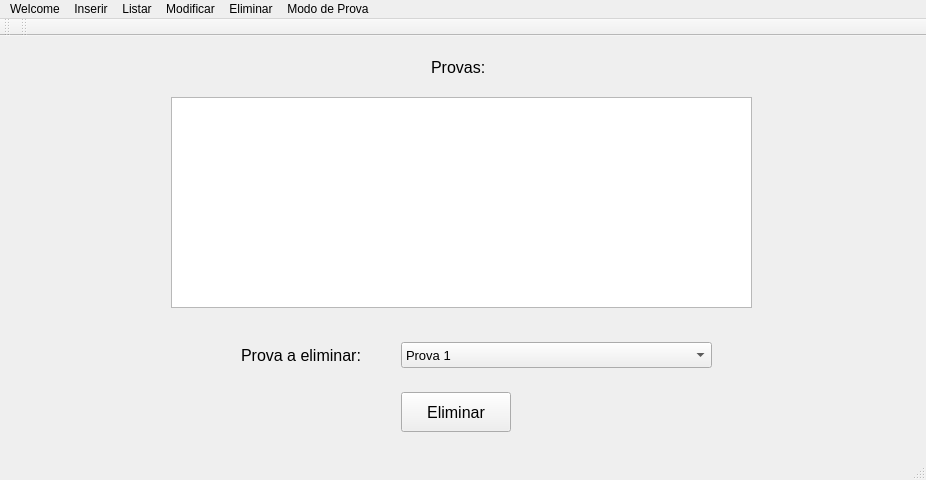
This is si/qt/gamelic_qt/mainwindow.ui in Wultyc/ISEP_1718_2A2S_LSIS1 as Qt 5 draws it before an edit. The edited form follows.
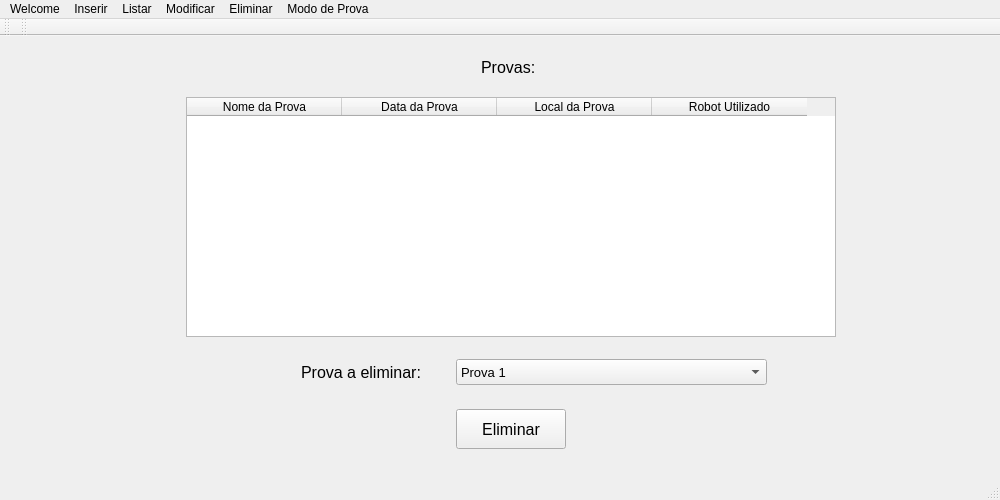
This is the edited form. The open tabs and pages were chosen to show the change.

Commit message: Fixes ao design, tableWidgets adicionados ás janelas de Eliminação, código de listagem para as mesmas janelas

```diff
--- a/si/qt/gamelic_qt/mainwindow.ui
+++ b/si/qt/gamelic_qt/mainwindow.ui
@@ -6,8 +6,8 @@
    <rect>
     <x>0</x>
     <y>0</y>
-    <width>926</width>
-    <height>480</height>
+    <width>1000</width>
+    <height>500</height>
    </rect>
   </property>
   <property name="windowTitle">
@@ -1303,8 +1303,8 @@
        <widget class="QComboBox" name="eliProvascomboBox">
         <property name="geometry">
          <rect>
-          <x>390</x>
-          <y>295</y>
+          <x>445</x>
+          <y>312</y>
           <width>311</width>
           <height>26</height>
          </rect>
@@ -1343,8 +1343,8 @@
        <widget class="QPushButton" name="pusheliProvas">
         <property name="geometry">
          <rect>
-          <x>390</x>
-          <y>345</y>
+          <x>445</x>
+          <y>362</y>
           <width>110</width>
           <height>40</height>
          </rect>
@@ -1361,8 +1361,8 @@
        <widget class="QLabel" name="eliProvaslabel">
         <property name="geometry">
          <rect>
-          <x>230</x>
-          <y>293</y>
+          <x>290</x>
+          <y>310</y>
           <width>131</width>
           <height>31</height>
          </rect>
@@ -1371,20 +1371,10 @@
          <string>&lt;html&gt;&lt;head/&gt;&lt;body&gt;&lt;p&gt;&lt;span style=&quot; font-size:12pt;&quot;&gt;Prova a eliminar:&lt;/span&gt;&lt;/p&gt;&lt;/body&gt;&lt;/html&gt;</string>
         </property>
        </widget>
-       <widget class="QListView" name="eliProvaslistView">
-        <property name="geometry">
-         <rect>
-          <x>160</x>
-          <y>50</y>
-          <width>581</width>
-          <height>211</height>
-         </rect>
-        </property>
-       </widget>
        <widget class="QLabel" name="eliProvaslabelTitulo">
         <property name="geometry">
          <rect>
-          <x>420</x>
+          <x>470</x>
           <y>10</y>
           <width>61</width>
           <height>21</height>
@@ -1394,6 +1384,39 @@
          <string>&lt;html&gt;&lt;head/&gt;&lt;body&gt;&lt;p&gt;&lt;span style=&quot; font-size:12pt;&quot;&gt;Provas:&lt;/span&gt;&lt;/p&gt;&lt;/body&gt;&lt;/html&gt;</string>
         </property>
        </widget>
+       <widget class="QTableWidget" name="tabelaEliminarProva">
+        <property name="geometry">
+         <rect>
+          <x>175</x>
+          <y>50</y>
+          <width>650</width>
+          <height>240</height>
+         </rect>
+        </property>
+        <attribute name="horizontalHeaderDefaultSectionSize">
+         <number>155</number>
+        </attribute>
+        <column>
+         <property name="text">
+          <string>Nome da Prova</string>
+         </property>
+        </column>
+        <column>
+         <property name="text">
+          <string>Data da Prova</string>
+         </property>
+        </column>
+        <column>
+         <property name="text">
+          <string>Local da Prova</string>
+         </property>
+        </column>
+        <column>
+         <property name="text">
+          <string>Robot Utilizado</string>
+         </property>
+        </column>
+       </widget>
       </widget>
       <widget class="QWidget" name="eliminarRobot">
        <widget class="QLabel" name="eliRobotlabelTitulo">
@@ -1500,7 +1523,7 @@
     <rect>
      <x>0</x>
      <y>0</y>
-     <width>926</width>
+     <width>1000</width>
      <height>21</height>
     </rect>
    </property>
```
Left out of the diff: 279 changed lines with no effect on the pictures. The commit also changes 2 other files.
